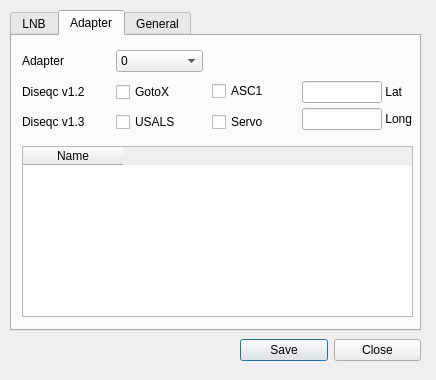
First picture: the form in settings.ui, repository stahir/updatedvb, before the edit.
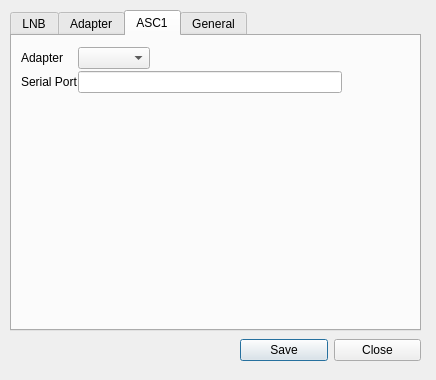
Second picture: the form after the edit. The open tabs and pages were chosen to show the change.

What changed in the file:
```diff
--- a/settings.ui
+++ b/settings.ui
@@ -309,58 +309,7 @@
        </widget>
       </item>
       <item row="0" column="1">
-       <widget class="QComboBox" name="comboBox_adapter">
-        <item>
-         <property name="text">
-          <string>0</string>
-         </property>
-        </item>
-        <item>
-         <property name="text">
-          <string>1</string>
-         </property>
-        </item>
-        <item>
-         <property name="text">
-          <string>2</string>
-         </property>
-        </item>
-        <item>
-         <property name="text">
-          <string>3</string>
-         </property>
-        </item>
-        <item>
-         <property name="text">
-          <string>4</string>
-         </property>
-        </item>
-        <item>
-         <property name="text">
-          <string>5</string>
-         </property>
-        </item>
-        <item>
-         <property name="text">
-          <string>6</string>
-         </property>
-        </item>
-        <item>
-         <property name="text">
-          <string>7</string>
-         </property>
-        </item>
-        <item>
-         <property name="text">
-          <string>8</string>
-         </property>
-        </item>
-        <item>
-         <property name="text">
-          <string>9</string>
-         </property>
-        </item>
-       </widget>
+       <widget class="QComboBox" name="comboBox_adapter"/>
       </item>
       <item row="0" column="0">
        <widget class="QLabel" name="label_14">
@@ -504,7 +453,67 @@
      </column>
     </widget>
    </widget>
-   <widget class="QWidget" name="tab_3">
+   <widget class="QWidget" name="tab_ASC1">
+    <attribute name="title">
+     <string>ASC1</string>
+    </attribute>
+    <widget class="QWidget" name="gridLayoutWidget_3">
+     <property name="geometry">
+      <rect>
+       <x>9</x>
+       <y>9</y>
+       <width>321</width>
+       <height>50</height>
+      </rect>
+     </property>
+     <layout class="QGridLayout" name="gridLayout_4">
+      <property name="spacing">
+       <number>0</number>
+      </property>
+      <item row="0" column="0">
+       <widget class="QLabel" name="label_16">
+        <property name="text">
+         <string>Adapter</string>
+        </property>
+       </widget>
+      </item>
+      <item row="1" column="0">
+       <widget class="QLabel" name="label_17">
+        <property name="text">
+         <string>Serial Port</string>
+        </property>
+       </widget>
+      </item>
+      <item row="1" column="1">
+       <widget class="QLineEdit" name="lineEdit"/>
+      </item>
+      <item row="0" column="1">
+       <layout class="QHBoxLayout" name="horizontalLayout">
+        <property name="spacing">
+         <number>0</number>
+        </property>
+        <item>
+         <widget class="QComboBox" name="comboBox_adapter_2"/>
+        </item>
+        <item>
+         <spacer name="horizontalSpacer">
+          <property name="orientation">
+           <enum>Qt::Horizontal</enum>
+          </property>
+          <property name="sizeHint" stdset="0">
+           <size>
+            <width>40</width>
+            <height>20</height>
+           </size>
+          </property>
+         </spacer>
+        </item>
+       </layout>
+      </item>
+     </layout>
+    </widget>
+   </widget>
+   <widget class="QWidget" name="tab_General">
     <attribute name="title">
      <string>General</string>
     </attribute>
```
Left out of the diff: 4 changed lines with no effect on the pictures.
